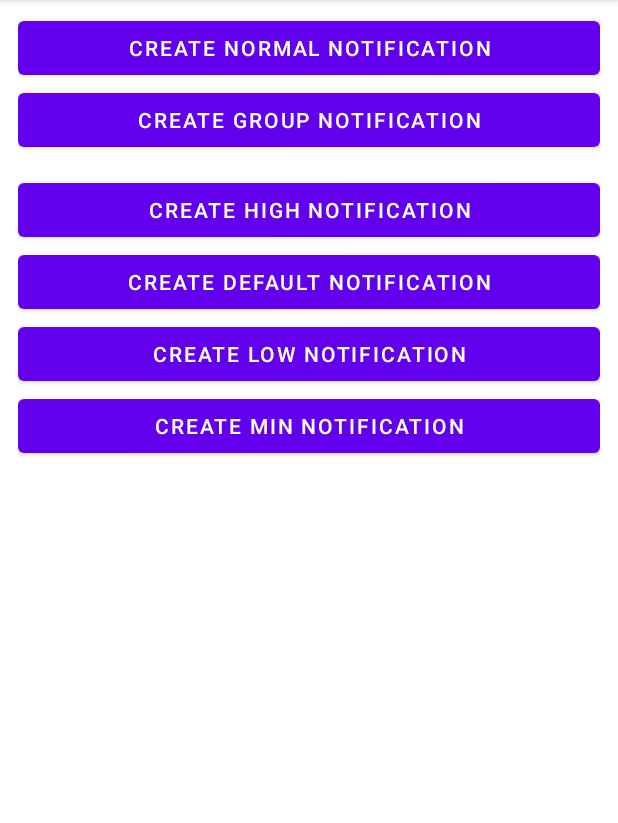
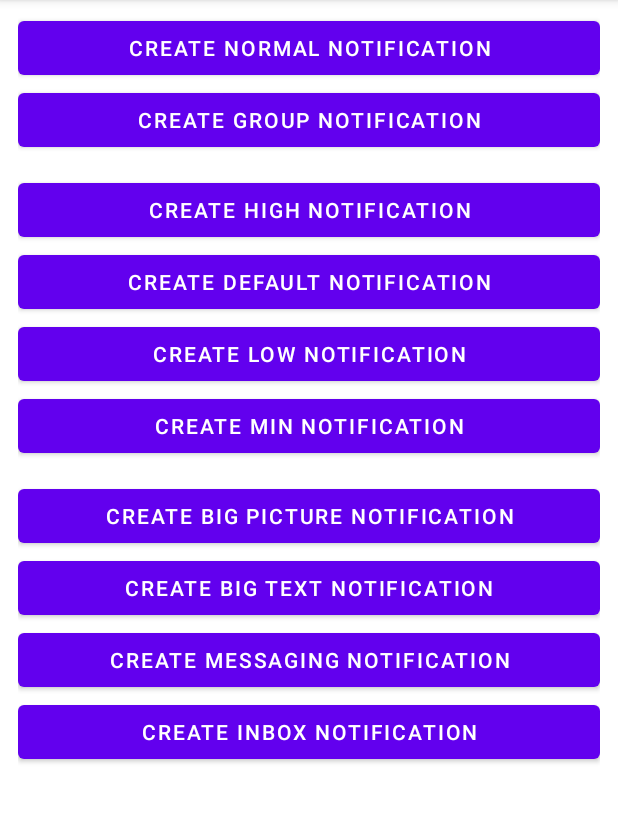
Before and after one commit to jhamin0511/MyStudy, an Android app: the NotificationFragment screen opened through its navigation route, after a tap on "CREATE HIGH NOTIFICATION", on a phone screen of 412 x 824 dp, the part 84-907 px from its top. Run offline under Robolectric (Android 15) with nearby library versions, the phone set to English and light mode, and no system bars; our stand-ins replace Dagger/Hilt's generated code, data binding.

Commit message:
feat(Notification): Style

```diff
--- a/app/src/main/java/com/github/jhamin0511/mystudy/key/SringKey.kt
+++ b/app/src/main/java/com/github/jhamin0511/mystudy/key/SringKey.kt
@@ -2,3 +2,4 @@ package com.github.jhamin0511.mystudy.key
 
 const val TITLE = "title"
 const val DESCRIPTION = "description"
+const val COLOR = "COLOR"
--- a/app/src/main/java/com/github/jhamin0511/mystudy/ui/notification/NotificationFragment.kt
+++ b/app/src/main/java/com/github/jhamin0511/mystudy/ui/notification/NotificationFragment.kt
@@ -4,7 +4,10 @@ import com.github.jhamin0511.mystudy.R
 import com.github.jhamin0511.mystudy.base.BaseFragment
 import com.github.jhamin0511.mystudy.databinding.FragmentNotificationBinding
 import com.github.jhamin0511.mystudy.ui.notification.channel.Channel
+import com.github.jhamin0511.mystudy.ui.notification.style.Style
+import dagger.hilt.android.AndroidEntryPoint
 
+@AndroidEntryPoint
 class NotificationFragment : BaseFragment<FragmentNotificationBinding>() {
     private val notification: Notification by lazy {
         Notification(requireContext())
@@ -43,5 +46,17 @@ class NotificationFragment : BaseFragment<FragmentNotificationBinding>() {
         binding.createMin.setOnClickListener {
             notification.notifyImportance(Channel.MIN)
         }
+        binding.createPicture.setOnClickListener {
+            notification.notifyStyle(Style.BIG_PICTURE)
+        }
+        binding.createText.setOnClickListener {
+            notification.notifyStyle(Style.BIG_TEXT)
+        }
+        binding.createMessaging.setOnClickListener {
+            notification.notifyStyle(Style.MESSAGING)
+        }
+        binding.createInbox.setOnClickListener {
+            notification.notifyStyle(Style.INBOX)
+        }
     }
 }
--- a/app/src/main/java/com/github/jhamin0511/mystudy/ui/notification/channel/Channel.kt
+++ b/app/src/main/java/com/github/jhamin0511/mystudy/ui/notification/channel/Channel.kt
@@ -19,15 +19,57 @@ enum class Channel(
     val id: String,
     @StringRes
     val nameRes: Int,
+    @StringRes
+    val description: Int,
     val importance: Int,
     val group: ChannelGroup = ChannelGroup.NORMAL
 ) {
-    NORMAL("channel_normal", R.string.channel_normal, IMPORTANCE_DEFAULT),
-    Group("channel_group", R.string.channel_group, IMPORTANCE_DEFAULT),
-    HIGH("channel_high", R.string.channel_high, IMPORTANCE_HIGH, IMPORTANCE),
-    DEFAULT("channel_default", R.string.channel_default, IMPORTANCE_DEFAULT, IMPORTANCE),
-    LOW("channel_low", R.string.channel_low, IMPORTANCE_LOW, IMPORTANCE),
-    MIN("channel_min", R.string.channel_min, IMPORTANCE_MIN, IMPORTANCE);
+    STYLE(
+        "channel_style",
+        R.string.channel_style,
+        R.string.channel_style_description,
+        IMPORTANCE_DEFAULT
+    ),
+    NORMAL(
+        "channel_normal",
+        R.string.channel_normal,
+        R.string.channel_normal_description,
+        IMPORTANCE_DEFAULT
+    ),
+    Group(
+        "channel_group",
+        R.string.channel_group,
+        R.string.channel_group_description,
+        IMPORTANCE_DEFAULT
+    ),
+    HIGH(
+        "channel_high",
+        R.string.channel_high,
+        R.string.channel_high_description,
+        IMPORTANCE_HIGH,
+        IMPORTANCE
+    ),
+    DEFAULT(
+        "channel_default",
+        R.string.channel_default,
+        R.string.channel_default_description,
+        IMPORTANCE_DEFAULT,
+        IMPORTANCE
+    ),
+    LOW(
+        "channel_low",
+        R.string.channel_low,
+        R.string.channel_low_description,
+        IMPORTANCE_LOW,
+        IMPORTANCE
+    ),
+    MIN(
+        "channel_min",
+        R.string.channel_min,
+        R.string.channel_min_description,
+        IMPORTANCE_MIN,
+        IMPORTANCE
+    );
 
     companion object {
         @RequiresApi(Build.VERSION_CODES.O)
@@ -41,15 +83,5 @@ enum class Channel(
             val manger = context.getSystemService(NOTIFICATION_SERVICE) as NotificationManager
             manger.createNotificationChannels(channels)
         }
-
-        @StringRes
-        fun getDescription(value: Channel) = when (value) {
-            NORMAL -> R.string.channel_normal_description
-            Group -> R.string.channel_group_description
-            HIGH -> R.string.channel_high_description
-            DEFAULT -> R.string.channel_default_description
-            LOW -> R.string.channel_low_description
-            MIN -> R.string.channel_min_description
-        }
     }
 }
--- a/app/src/main/java/com/github/jhamin0511/mystudy/ui/notification/group/Group.kt
+++ b/app/src/main/java/com/github/jhamin0511/mystudy/ui/notification/group/Group.kt
@@ -4,5 +4,6 @@ enum class Group(
     val key: String,
     val id: Int
 ) {
-    NORMAL("group_normal", 0);
+    NORMAL("group_normal", 0),
+    STYLE("group_style", 1);
 }
--- a/app/src/main/res/layout/fragment_notification.xml
+++ b/app/src/main/res/layout/fragment_notification.xml
@@ -2,9 +2,13 @@
 <layout xmlns:android="http://schemas.android.com/apk/res/android"
     xmlns:app="http://schemas.android.com/apk/res-auto">
 
+    <ScrollView
+        android:layout_width="match_parent"
+        android:layout_height="match_parent">
+
         <androidx.constraintlayout.widget.ConstraintLayout
             android:layout_width="match_parent"
-        android:layout_height="match_parent"
+            android:layout_height="wrap_content"
             android:paddingStart="@dimen/space_medium"
             android:paddingTop="@dimen/space_small"
             android:paddingEnd="@dimen/space_medium"
@@ -52,5 +56,35 @@
                 android:layout_height="wrap_content"
                 android:text="@string/create_min"
                 app:layout_constraintTop_toBottomOf="@id/create_low" />
+
+            <Button
+                android:id="@+id/create_picture"
+                android:layout_width="match_parent"
+                android:layout_height="wrap_content"
+                android:layout_marginTop="@dimen/space_medium"
+                android:text="@string/create_picture"
+                app:layout_constraintTop_toBottomOf="@id/create_min" />
+
+            <Button
+                android:id="@+id/create_text"
+                android:layout_width="match_parent"
+                android:layout_height="wrap_content"
+                android:text="@string/create_text"
+                app:layout_constraintTop_toBottomOf="@id/create_picture" />
+
+            <Button
+                android:id="@+id/create_messaging"
+                android:layout_width="match_parent"
+                android:layout_height="wrap_content"
+                android:text="@string/create_messaging"
+                app:layout_constraintTop_toBottomOf="@id/create_text" />
+
+            <Button
+                android:id="@+id/create_inbox"
+                android:layout_width="match_parent"
+                android:layout_height="wrap_content"
+                android:text="@string/create_inbox"
+                app:layout_constraintTop_toBottomOf="@id/create_messaging" />
         </androidx.constraintlayout.widget.ConstraintLayout>
+    </ScrollView>
 </layout>
--- a/app/src/main/res/navigation/navigation.xml
+++ b/app/src/main/res/navigation/navigation.xml
@@ -14,14 +14,8 @@
             android:id="@+id/action_studyFragment_to_notificationFragment"
             app:destination="@id/notificationFragment" />
         <action
-            android:id="@+id/action_studyFragment_to_notificationNormalFragment"
-            app:destination="@id/notificationNormalFragment" />
-        <action
-            android:id="@+id/action_studyFragment_to_notificationGroupFragment"
-            app:destination="@id/notificationGroupFragment" />
-        <action
-            android:id="@+id/action_studyFragment_to_notificationImportanceFragment"
-            app:destination="@id/notificationImportanceFragment" />
+            android:id="@+id/action_studyFragment_to_NotificationResultFragment"
+            app:destination="@id/notificationResultFragment" />
     </fragment>
     <fragment
         android:id="@+id/notificationFragment"
@@ -29,18 +23,8 @@
         android:label="NotificationFragment"
         tools:layout="@layout/fragment_notification" />
     <fragment
-        android:id="@+id/notificationNormalFragment"
-        android:name="com.github.jhamin0511.mystudy.ui.notification.NotificationNormalFragment"
+        android:id="@+id/notificationResultFragment"
+        android:name="com.github.jhamin0511.mystudy.ui.notification.NotificationResultFragment"
         android:label="NotificationNormalFragment"
         tools:layout="@layout/fragment_notification_result" />
-    <fragment
-        android:id="@+id/notificationGroupFragment"
-        android:name="com.github.jhamin0511.mystudy.ui.notification.NotificationGroupFragment"
-        android:label="NotificationGroupFragment"
-        tools:layout="@layout/fragment_notification_result" />
-    <fragment
-        android:id="@+id/notificationImportanceFragment"
-        android:name="com.github.jhamin0511.mystudy.ui.notification.NotificationImportanceFragment"
-        android:label="NotificationImportanceFragment"
-        tools:layout="@layout/fragment_notification_result" />
 </navigation>
--- a/app/src/main/res/values/colors.xml
+++ b/app/src/main/res/values/colors.xml
@@ -18,6 +18,10 @@
     <color name="purple_700">#FF3700B3</color>
     <!--  endregion  -->
 
+    <!--  region CYAN  -->
+    <color name="cyan_50">#E0F7FA</color>
+    <!--  endregion  -->
+
     <!--  region WHITE  -->
     <color name="white">#FFFFFFFF</color>
     <!--  endregion  -->
--- a/app/src/main/res/values/strings.xml
+++ b/app/src/main/res/values/strings.xml
@@ -21,4 +21,10 @@
     <string name="channel_min_description">Importance Min Notification</string>
     <string name="channel_group_normal">Normal</string>
     <string name="channel_group_importance">Importance</string>
+    <string name="channel_style">Style</string>
+    <string name="channel_style_description">Style Notification</string>
+    <string name="create_picture">Create Big Picture Notification</string>
+    <string name="create_text">Create Big Text Notification</string>
+    <string name="create_messaging">Create Messaging Notification</string>
+    <string name="create_inbox">Create Inbox Notification</string>
 </resources>
```
Also changed, not shown: app/src/main/java/com/github/jhamin0511/mystudy/ui/notification/Notification.kt (+58 -18 lines), app/src/main/java/com/github/jhamin0511/mystudy/ui/notification/NotificationImportanceFragment.kt (deleted, +0 -30 lines), app/src/main/java/com/github/jhamin0511/mystudy/ui/notification/NotificationNormalFragment.kt (deleted, +0 -30 lines), app/src/main/java/com/github/jhamin0511/mystudy/ui/notification/NotificationResultFragment.kt (renamed from app/src/main/java/com/github/jhamin0511/mystudy/ui/notification/NotificationGroupFragment.kt, +5 -2 lines), app/src/main/java/com/github/jhamin0511/mystudy/ui/notification/style/Style.kt (added, +59 -0 lines), app/src/main/res/drawable/ic_comment.xml (added, +10 -0 lines), app/src/main/res/drawable/img_receipt.jpg (added), 1 other file. Lines whose indentation alone changed are shown as unchanged.
